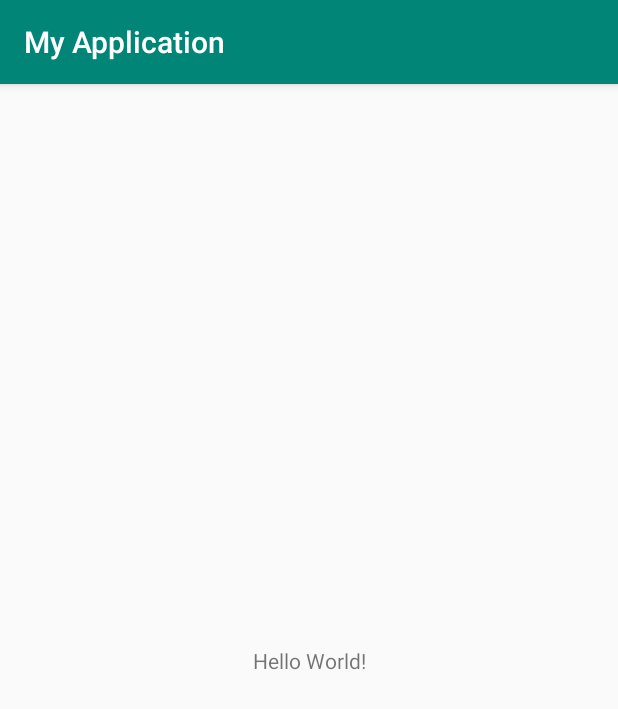
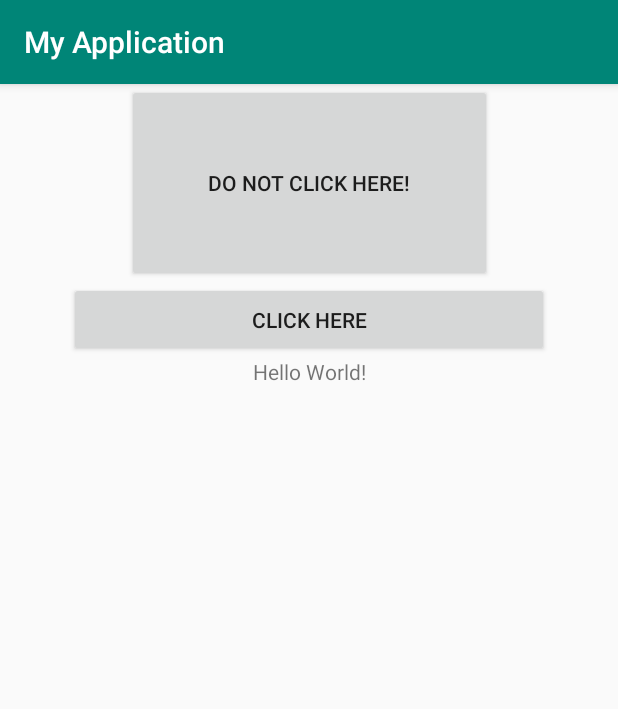
Before and after one commit to gmspasov/AndroidProjectDemo, an Android app: the screen it shows after launch (MainActivity), on a phone screen of 412 x 824 dp. Shown: the top 709 px of the screen. Run offline under Robolectric (Android 15) with nearby library versions, the phone set to English and light mode, and no system bars.

Commit message:
Creating a demo android app with two activities (to change to the second press the button with text "Click here").

```diff
--- a/app/build.gradle
+++ b/app/build.gradle
@@ -23,6 +23,7 @@ dependencies {
     implementation fileTree(dir: 'libs', include: ['*.jar'])
     implementation 'androidx.appcompat:appcompat:1.0.2'
     implementation 'androidx.constraintlayout:constraintlayout:1.1.3'
+    implementation 'com.google.android.material:material:1.0.0'
     testImplementation 'junit:junit:4.12'
     androidTestImplementation 'androidx.test.ext:junit:1.1.0'
     androidTestImplementation 'androidx.test.espresso:espresso-core:3.1.1'
--- /dev/null
+++ b/app/src/main/java/com/example/myapplication/DisplayHitlerImageActivity.java
@@ -0,0 +1,4 @@
+package com.example.myapplication;
+
+public class DisplayHitlerImageActivity {
+}
--- /dev/null
+++ b/app/src/main/java/com/example/myapplication/DisplayMessageActivity.java
@@ -0,0 +1,5 @@
+package com.example.myapplication;
+
+public class DisplayMessageActivity {
+
+}
--- a/app/src/main/java/com/example/myapplication/MainActivity.java
+++ b/app/src/main/java/com/example/myapplication/MainActivity.java
@@ -2,13 +2,55 @@ package com.example.myapplication;
 
 import androidx.appcompat.app.AppCompatActivity;
 
+import android.content.Intent;
 import android.os.Bundle;
+import android.os.Debug;
+import android.util.Log;
+import android.view.Display;
+import android.view.View;
+import android.widget.EditText;
+import android.widget.TextView;
+
+import static android.provider.AlarmClock.EXTRA_MESSAGE;
+
 
 public class MainActivity extends AppCompatActivity {
 
+    public static final String EXTRA_MESSAGE = "com.example.myfirstapp.MESSAGE";
     @Override
     protected void onCreate(Bundle savedInstanceState) {
         super.onCreate(savedInstanceState);
+//        Debug.waitForDebugger();
         setContentView(R.layout.activity_main);
+      /*  View view = findViewById(R.id.button);
+        view.setOnClickListener(new View.OnClickListener() {
+            @Override
+            public void onClick(View v) {
+                Log.d("qwe","asd");
+            }
+
+       */
+        }
+
+    @Override
+    protected void onPause() {
+        super.onPause();
     }
+
+    public void sendMesseage(View view)
+    {
+        Intent intent = new Intent(this, DisplayMesseageActivity.class);
+        String message = "The new activity has been activated";
+        intent.putExtra(EXTRA_MESSAGE, message);
+        startActivity(intent);
+    }
+
+    public void showHitler(View view)
+    {
+        Intent intent = new Intent(this, DisplayHidlerImageActivity.class);
+        String message = "The new activity has been started";
+        intent.putExtra(EXTRA_MESSAGE, message);
+        startActivity(intent);
+    }
+
 }
--- a/app/src/main/res/layout/activity_main.xml
+++ b/app/src/main/res/layout/activity_main.xml
@@ -7,12 +7,39 @@
     tools:context=".MainActivity">
 
     <TextView
+        android:id="@+id/helloWord"
         android:layout_width="wrap_content"
-        android:layout_height="wrap_content"
+        android:layout_height="0dp"
         android:text="@string/hello_world"
         app:layout_constraintBottom_toBottomOf="parent"
-        app:layout_constraintLeft_toLeftOf="parent"
-        app:layout_constraintRight_toRightOf="parent"
+        app:layout_constraintEnd_toEndOf="parent"
+        app:layout_constraintHorizontal_bias="0.5"
+        app:layout_constraintStart_toStartOf="parent"
+        app:layout_constraintTop_toBottomOf="@+id/button"
+        app:layout_constraintVertical_bias="0.737" />
+
+    <Button
+        android:id="@+id/button"
+        android:layout_width="320dp"
+        android:layout_height="50dp"
+        android:onClick="sendMesseage"
+        android:text="@string/button_text"
+        app:layout_constraintBottom_toTopOf="@+id/helloWord"
+        app:layout_constraintEnd_toEndOf="parent"
+        app:layout_constraintHorizontal_bias="0.5"
+        app:layout_constraintStart_toStartOf="parent"
+        app:layout_constraintTop_toBottomOf="@+id/button2"
+        app:layout_constraintVertical_bias="0.39" />
+
+    <Button
+        android:id="@+id/button2"
+        android:layout_width="243dp"
+        android:layout_height="132dp"
+        android:onClick="showHitler"
+        android:text="@string/button_text2"
+        app:layout_constraintBottom_toTopOf="@+id/button"
+        app:layout_constraintEnd_toEndOf="parent"
+        app:layout_constraintStart_toStartOf="parent"
         app:layout_constraintTop_toTopOf="parent" />
 
 </androidx.constraintlayout.widget.ConstraintLayout>
--- /dev/null
+++ b/app/src/main/res/values/dimens.xml
@@ -0,0 +1,3 @@
+<resources>
+    <dimen name="fab_margin">16dp</dimen>
+</resources>
--- a/app/src/main/res/values/strings.xml
+++ b/app/src/main/res/values/strings.xml
@@ -1,4 +1,9 @@
 <resources>
     <string name="app_name">My Application</string>
     <string name="hello_world">Hello World!</string>
+    <string name="returning_to_the_app_words">Oh, here you are, again!</string>
+    <string name="title_activity_main2">Main2Activity</string>
+    <string name="button_text">Click here</string>
+    <string name="button_text2">Do not click here!</string>
+    <string name="other_text">Some text</string>
 </resources>
--- a/app/src/main/res/values/styles.xml
+++ b/app/src/main/res/values/styles.xml
@@ -8,4 +8,13 @@
         <item name="colorAccent">@color/colorAccent</item>
     </style>
 
+    <style name="AppTheme.NoActionBar">
+        <item name="windowActionBar">false</item>
+        <item name="windowNoTitle">true</item>
+    </style>
+
+    <style name="AppTheme.AppBarOverlay" parent="ThemeOverlay.AppCompat.Dark.ActionBar" />
+
+    <style name="AppTheme.PopupOverlay" parent="ThemeOverlay.AppCompat.Light" />
+
 </resources>
```
Also changed, not shown: app/src/main/AndroidManifest.xml (+7 -0 lines), app/src/main/java/com/example/myapplication/DisplayHidlerImageActivity.java (added, +14 -0 lines), app/src/main/java/com/example/myapplication/DisplayMesseageActivity.java (added, +24 -0 lines), app/src/main/java/com/example/myapplication/Main2Activity.java (added, +32 -0 lines), app/src/main/java/com/example/myapplication/StartActivity.java (added, +22 -0 lines), app/src/main/res/layout/activity_display_hidler_image.xml (added, +9 -0 lines), app/src/main/res/layout/activity_display_messeage.xml (added, +29 -0 lines), app/src/main/res/layout/activity_main2.xml (added, +33 -0 lines), app/src/main/res/layout/content_main2.xml (added, +11 -0 lines), app/src/main/res/layout/start_activity.xml (added, +18 -0 lines).
